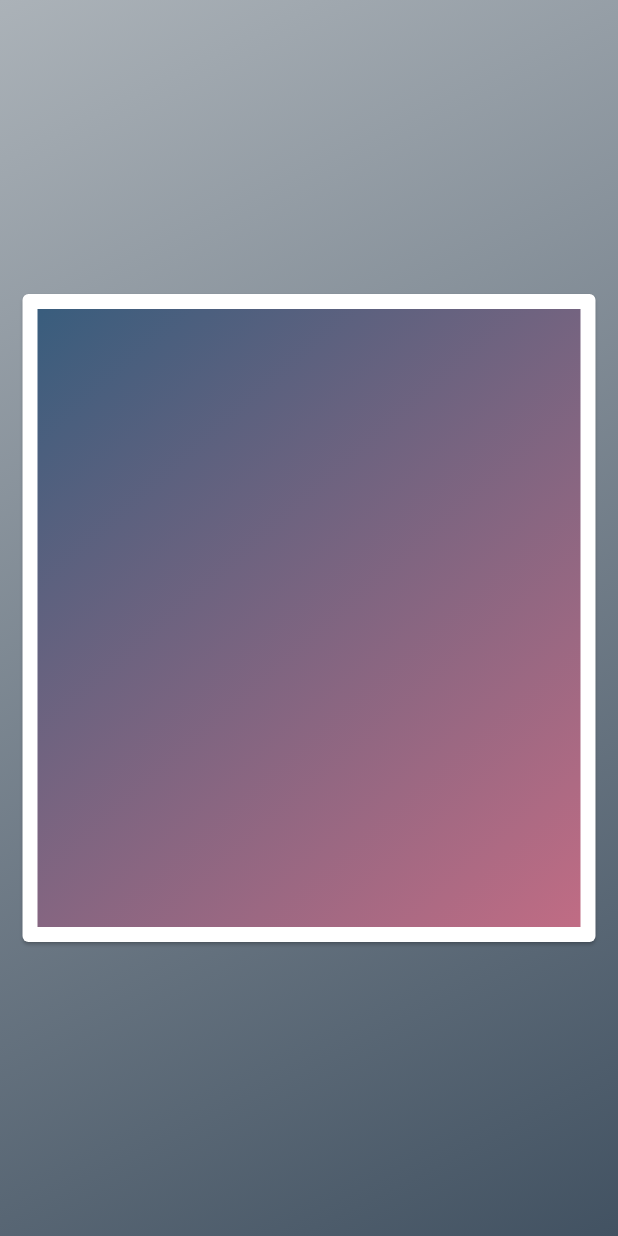
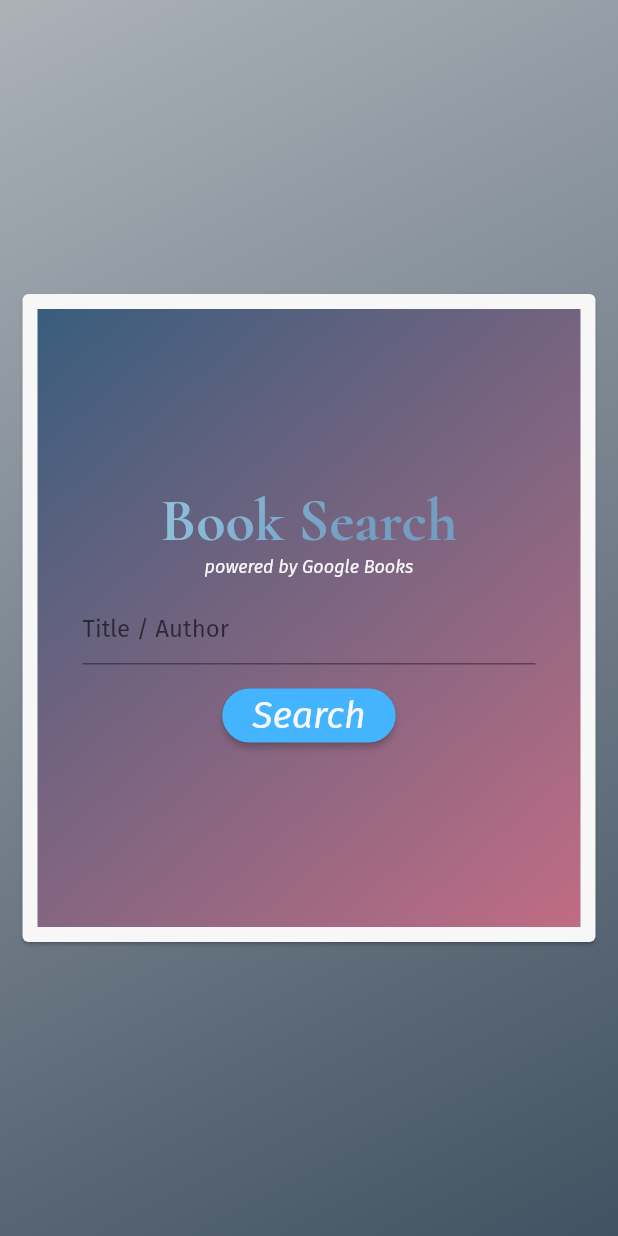
Before and after one commit to gerald-tetteh/Book-Search, a Flutter app: the screen it shows after launch, on a phone screen of 412 x 824 dp. Run offline on Flutter 3.47's test engine with Material 2 defaults, Android fonts, the phone set to English and light mode, and no system bars.

Commit message:
added search page and search form

```diff
--- a/lib/main.dart
+++ b/lib/main.dart
@@ -18,6 +18,7 @@ class MyApp extends StatelessWidget {
     return MaterialApp(
       title: 'Book Search',
       theme: ThemeData(
+        fontFamily: "FiraSans",
         primarySwatch: Colors.blue,
         visualDensity: VisualDensity.adaptivePlatformDensity,
       ),
--- a/lib/screens/search_page.dart
+++ b/lib/screens/search_page.dart
@@ -28,6 +28,7 @@ class SearchPage extends StatelessWidget {
         backgroundColor: Colors.transparent,
         body: Center(
           child: Card(
+            color: ColorUtil.white,
             margin: const EdgeInsets.all(15),
             child: Container(
               margin: const EdgeInsets.all(10),
@@ -36,7 +37,7 @@ class SearchPage extends StatelessWidget {
               decoration: BoxDecoration(
                 gradient: ColorUtil.detailPageGradient,
               ),
-              child: SearchForm(),
+              child: Center(child: SearchForm()),
             ),
           ),
         ),
--- a/lib/utils/color_util.dart
+++ b/lib/utils/color_util.dart
@@ -13,6 +13,7 @@ import 'package:flutter/material.dart';
 
 class ColorUtil {
   static const white = Color(0xfff7f7f7);
+  static const dark = Color(0xff212121);
   static const silverWhite = Color(0xfff8f8f8);
   static const buttonColor = Color(0xff45b4ff);
   static const searchPageGradient = LinearGradient(
@@ -39,4 +40,6 @@ class ColorUtil {
     begin: Alignment.topLeft,
     end: Alignment.bottomRight,
   );
+  static final mainHeadingGradient =
+      resultPageGradient.createShader(Rect.fromLTWH(0.0, 0.0, 200.0, 70.0));
 }
--- /dev/null
+++ b/lib/utils/default_util.dart
@@ -0,0 +1,14 @@
+/*
+  * Author: Gerald Addo-Tetteh
+  * Book Search App
+  * Default Util
+*/
+
+/*
+  This class contains some variables that
+  remain the same through out the app.
+*/
+
+class DefaultUtil {
+  static const borderRadiusValue = 30.0;
+}
--- /dev/null
+++ b/lib/utils/text_util.dart
@@ -0,0 +1,48 @@
+/*
+  * Author: Gerald Addo-Tetteh
+  * Book Search App
+  * Text Util
+*/
+
+/*
+  This class conatins font sizes and text styles
+  used in this app.
+*/
+
+import 'package:flutter/material.dart';
+
+import 'color_util.dart';
+
+class TextUtil {
+  TextUtil(this.mediaQuery);
+  final MediaQueryData mediaQuery;
+
+  double get textScale {
+    return mediaQuery.textScaleFactor;
+  }
+
+  TextStyle get mainHeading {
+    return TextStyle(
+      foreground: Paint()..shader = ColorUtil.mainHeadingGradient,
+      fontFamily: "CormorantGaramond",
+      fontWeight: FontWeight.w700,
+      fontSize: 40.0 * textScale,
+    );
+  }
+
+  TextStyle get subHeading {
+    return TextStyle(
+      color: ColorUtil.white,
+      fontSize: 12 * textScale,
+      fontStyle: FontStyle.italic,
+    );
+  }
+
+  TextStyle get buttonStyle {
+    return TextStyle(
+      color: ColorUtil.white,
+      fontSize: 25.0 * textScale,
+      fontStyle: FontStyle.italic,
+    );
+  }
+}
--- /dev/null
+++ b/lib/widgets/global/custom_button.dart
@@ -0,0 +1,63 @@
+/*
+  * Author: Gerald Addo-Tetteh
+  * Book Search App
+  * Color Util
+*/
+
+/*
+  This widget returns the apps default button.
+*/
+
+import 'package:flutter/material.dart';
+
+import '../../utils/color_util.dart';
+import '../../utils/default_util.dart';
+import '../../utils/text_util.dart';
+
+class CustomButton extends StatefulWidget {
+  const CustomButton({
+    Key key,
+    @required this.textUtil,
+    @required this.text,
+    @required this.onPressed,
+  }) : super(key: key);
+
+  final TextUtil textUtil;
+  final String text;
+  final Future<void> Function() onPressed;
+
+  @override
+  _CustomButtonState createState() => _CustomButtonState();
+}
+
+class _CustomButtonState extends State<CustomButton> {
+  var _isLoading = false;
+
+  Future<void> _submit() async {
+    FocusScope.of(context).unfocus();
+    setState(() => _isLoading = true);
+    widget.onPressed().then((value) => setState(() => _isLoading = false));
+  }
+
+  @override
+  Widget build(BuildContext context) {
+    return RaisedButton(
+      padding: const EdgeInsets.symmetric(
+        horizontal: 20.0,
+      ),
+      color: ColorUtil.buttonColor,
+      child: _isLoading
+          ? CircularProgressIndicator()
+          : Text(
+              widget.text,
+              style: widget.textUtil.buttonStyle,
+            ),
+      shape: RoundedRectangleBorder(
+        borderRadius: BorderRadius.circular(
+          DefaultUtil.borderRadiusValue,
+        ),
+      ),
+      onPressed: _submit,
+    );
+  }
+}
--- a/lib/widgets/searchPage/search_form.dart
+++ b/lib/widgets/searchPage/search_form.dart
@@ -12,21 +12,89 @@
 
 import 'package:flutter/material.dart';
 
+import '../../utils/text_util.dart';
+import '../global/custom_button.dart';
+
 class SearchForm extends StatefulWidget {
-  const SearchForm({
+  SearchForm({
     Key key,
   }) : super(key: key);
-
   @override
   _SearchFormState createState() => _SearchFormState();
 }
 
 class _SearchFormState extends State<SearchForm> {
+  GlobalKey<FormState> _formKey;
+
+  @override
+  void initState() {
+    _formKey = GlobalKey<FormState>();
+    super.initState();
+  }
+
+  Future<void> _submit() async {
+    if (!_formKey.currentState.validate()) {
+      return;
+    }
+  }
+
   @override
   Widget build(BuildContext context) {
+    final mediaQuery = MediaQuery.of(context);
+    final textUtil = TextUtil(mediaQuery);
     return SingleChildScrollView(
       child: Column(
-        children: [],
+        children: [
+          Container(
+            child: Column(
+              children: [
+                Text(
+                  "Book Search",
+                  style: textUtil.mainHeading,
+                ),
+                Text(
+                  "powered by Google Books",
+                  textAlign: TextAlign.start,
+                  style: textUtil.subHeading,
+                ),
+              ],
+            ),
+          ),
+          Padding(
+            padding: const EdgeInsets.symmetric(
+              vertical: 10,
+              horizontal: 30,
+            ),
+            child: Form(
+              key: _formKey,
+              child: TextFormField(
+                autocorrect: true,
+                keyboardType: TextInputType.text,
+                decoration: InputDecoration(
+                  hintText: "Title / Author",
+                ),
+                validator: (value) {
+                  if (value.isEmpty) {
+                    return "Please enter some text";
+                  } else {
+                    for (int i = 0; i < value.length; i++) {
+                      if (!(value.codeUnitAt(i) >= 0) &&
+                          !(value.codeUnitAt(i) <= 255)) {
+                        return "Please enter a valid text";
+                      }
+                    }
+                  }
+                  return null;
+                },
+              ),
+            ),
+          ),
+          CustomButton(
+            textUtil: textUtil,
+            text: "Search",
+            onPressed: _submit,
+          ),
+        ],
       ),
     );
   }
--- a/pubspec.yaml
+++ b/pubspec.yaml
@@ -68,7 +68,7 @@ flutter:
     - family: FiraSans
       fonts:
         - asset: assets/fonts/FiraSans-Regular.ttf
-        - asset: assetsfonts/FiraSans-Italic.ttf
+        - asset: assets/fonts/FiraSans-Italic.ttf
           style: italic
     - family: CormorantGaramond
       fonts:
```
